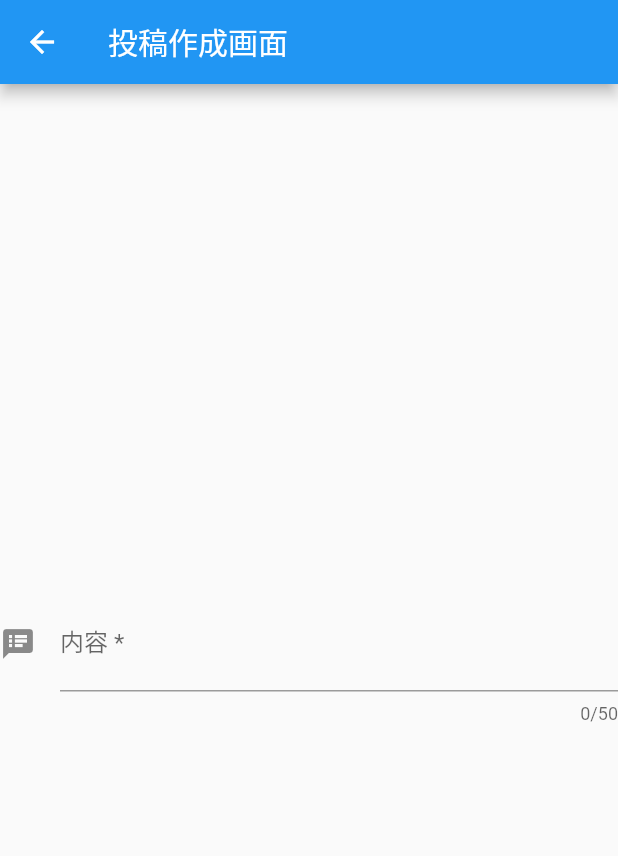
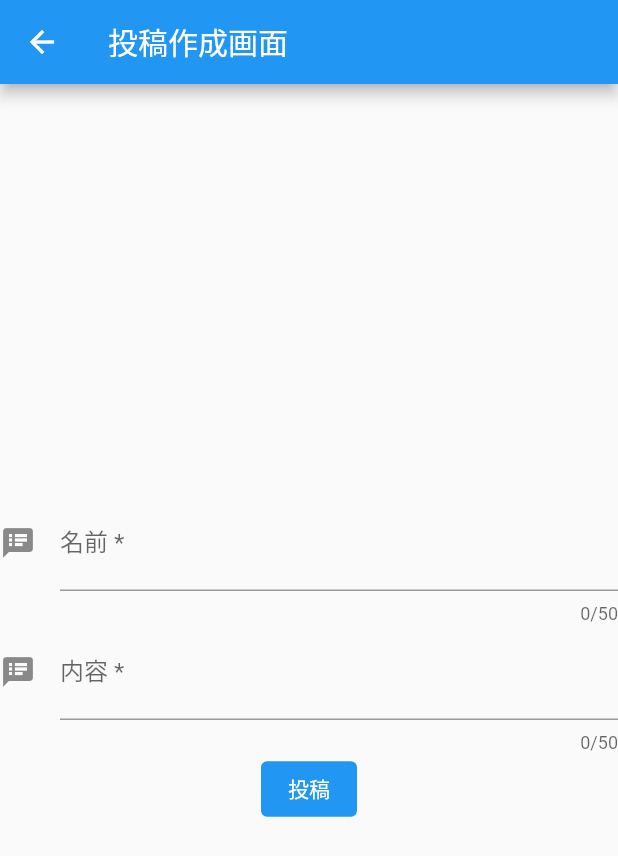
Before and after one commit to katsualonso14/PandaFlutter, a Flutter app: the PostAddPage screen opened directly, on a phone screen of 412 x 824 dp. Shown: the top 856 px of the screen. Run offline on Flutter 3.47's test engine with Material 2 defaults, Android fonts, the phone set to English and light mode, and no system bars; our stand-ins replace cloud_firestore, firebase_auth, firebase_core; accounts and stored records are empty.

Commit message:
addpostFunction fix

```diff
--- a/lib/pages/post_add_page.dart
+++ b/lib/pages/post_add_page.dart
@@ -15,17 +15,43 @@ class PostAddPage extends StatefulWidget {
 
 class _PostAddPageState extends State<PostAddPage> {
   TextEditingController _textEditingController = TextEditingController();
-
+  TextEditingController _postTextEditingController = TextEditingController();
   @override
   Widget build(BuildContext context) {
+    String userName = '';
+    String content = '';
     return Scaffold(
       appBar: AppBar(
         title: Text("投稿作成画面"),
       ),
       body: Center(
-        child: TextField(
+        child: Column(
+          mainAxisSize: MainAxisSize.min,
+          children: <Widget>[
+            TextField(
               controller: _textEditingController,
-          onSubmitted: _onSubmitted,
+              // onSubmitted: _onSubmitted,
+              onChanged: (value) {
+                userName = value;
+              },
+              enabled: true,
+              maxLength: 50, //入力数
+              maxLengthEnforced: false,//入力上限の文字入力抑制
+              style: TextStyle(color: Colors.black),
+              obscureText: false,
+              maxLines: 1,
+              decoration: const InputDecoration(
+                icon: Icon(Icons.speaker_notes),
+                hintText: '名前を記載します',
+                labelText: '名前 *',
+              ),
+            ),
+            TextField(
+              controller: _postTextEditingController,
+              // onSubmitted: _onSubmitted,
+              onChanged: (value) {
+                content = value;
+              },
               enabled: true,
               maxLength: 50, //入力数
               maxLengthEnforced: false,//入力上限の文字入力抑制
@@ -38,14 +64,21 @@ class _PostAddPageState extends State<PostAddPage> {
                 labelText: '内容 *',
               ),
             ),
+            TextButton(
+              style: ElevatedButton.styleFrom(
+                primary: Colors.blue,
+                onPrimary: Colors.white,
+              ),
+              onPressed: () {
+                Firestore.submitPost(content, userName);
+                _textEditingController.clear();
+                _postTextEditingController.clear();
+              },
+              child: Text('投稿'),
+            )
+          ]
+        ),
       ),
     );
   }
-  //投稿内容をFirestoreに保存
-  _onSubmitted(String postContent) async{
-    await Firestore.submitPost(postContent);
-    //入力後メッセージ削除
-    _textEditingController.clear();
 }
-
-}
```
Also changed, not shown: lib/utils/firebase.dart (+12 -2 lines). Lines whose indentation alone changed are shown as unchanged.
